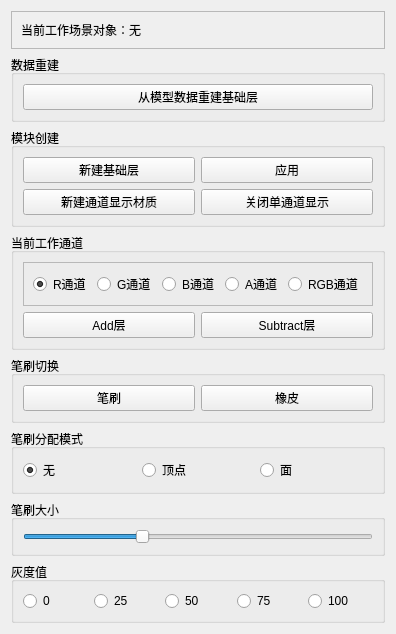
Old version of the form ui/VertexPaintTool.ui in the repository fxcfxcfxc/MaxTool_VertexPaint.
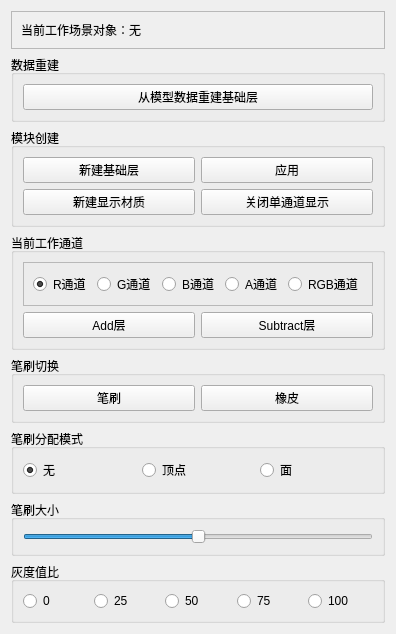
New version of the form.

The edit to the form file:
```diff
--- a/ui/VertexPaintTool.ui
+++ b/ui/VertexPaintTool.ui
@@ -75,7 +75,7 @@
       <item row="1" column="0">
        <widget class="QPushButton" name="pushButton_7">
         <property name="text">
-         <string>新建通道显示材质</string>
+         <string>新建显示材质</string>
         </property>
        </widget>
       </item>
@@ -234,7 +234,7 @@
       <item>
        <widget class="QSlider" name="horizontalSlider">
         <property name="maximum">
-         <number>60</number>
+         <number>40</number>
         </property>
         <property name="value">
          <number>20</number>
@@ -250,7 +250,7 @@
    <item>
     <widget class="QGroupBox" name="groupBox_3">
      <property name="title">
-      <string>灰度值</string>
+      <string>灰度值比</string>
      </property>
      <layout class="QHBoxLayout" name="horizontalLayout_2">
       <item>
```
